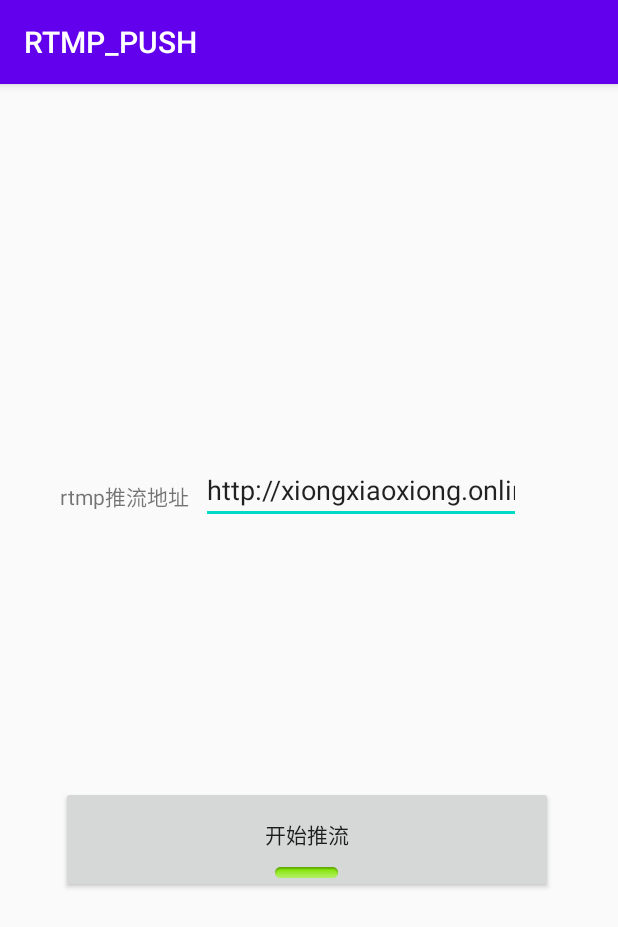
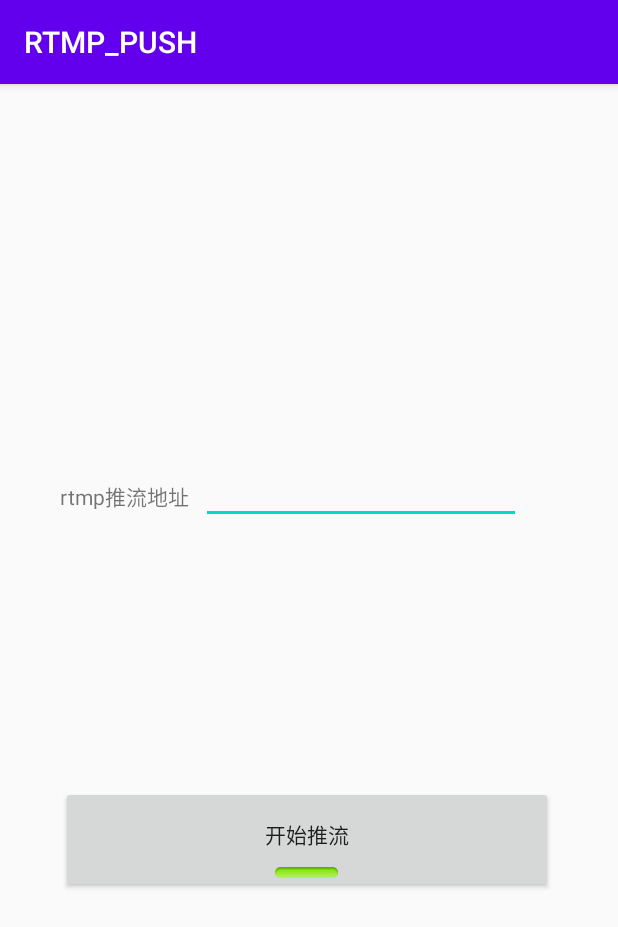
Before and after one commit to 503203440/RTMP_PUSH, an Android app: the screen it shows after launch (MainActivity), on a phone screen of 412 x 824 dp. Shown: the top 927 px of the screen. Run offline under Robolectric (Android 15) with nearby library versions, the phone set to English and light mode, and no system bars.

Commit message:
添加监听点击事件 增加placeholder

```diff
--- a/app/src/main/java/com/example/myapplication/MainActivity.java
+++ b/app/src/main/java/com/example/myapplication/MainActivity.java
@@ -3,21 +3,47 @@ package com.example.myapplication;
 import androidx.appcompat.app.AppCompatActivity;
 
 import android.os.Bundle;
+import android.text.Editable;
 import android.view.View;
+import android.widget.Button;
+import android.widget.EditText;
 
 public class MainActivity extends AppCompatActivity {
+
+    //
+    private BtnOnClick btnOnClick;
 
     @Override
     protected void onCreate(Bundle savedInstanceState) {
         super.onCreate(savedInstanceState);
         setContentView(R.layout.activity_main);
+
+        //实例化一个监听器
+        btnOnClick = new BtnOnClick();
+
+        //查找到按钮并添加监听
+        findViewById(R.id.btn1).setOnClickListener(btnOnClick);
+
     }
 
     class BtnOnClick implements View.OnClickListener {
-
         @Override
         public void onClick(View v) {
+            if (v instanceof Button && v.getId() == R.id.btn1) {
+                EditText editText = findViewById(R.id.editText);
+                Editable text = editText.getText();
+                String url = text.toString();
+                if (url == null || "".equals(url.trim())) {
+                    editText.setText("请在此填写推流地址");
+                    return;
+                }
+                if (!url.startsWith("rtmp://")) {
+                    editText.setText("您填写的地址不正确");
+                    return;
+                }
 
+
+            }
         }
     }
 
--- a/app/src/main/res/layout/activity_main.xml
+++ b/app/src/main/res/layout/activity_main.xml
@@ -26,7 +26,7 @@
         android:layout_marginLeft="8dp"
         android:layout_marginTop="248dp"
         android:ems="10"
-        android:text="@string/main_pushUrl"
+        android:hint="@string/main_pushUrl_placeholder"
         android:inputType="textPersonName"
         app:layout_constraintStart_toEndOf="@+id/textView"
         app:layout_constraintTop_toTopOf="parent" />
--- a/app/src/main/res/values/strings.xml
+++ b/app/src/main/res/values/strings.xml
@@ -2,5 +2,5 @@
     <string name="app_name">RTMP_PUSH</string>
     <string name="main_textView">rtmp推流地址</string>
     <string name="main_btn">开始推流</string>
-    <string name="main_pushUrl">http://xiongxiaoxiong.online/live/gpai/livestream?token=123</string>
+    <string name="main_pushUrl_placeholder"></string>
 </resources>
```
